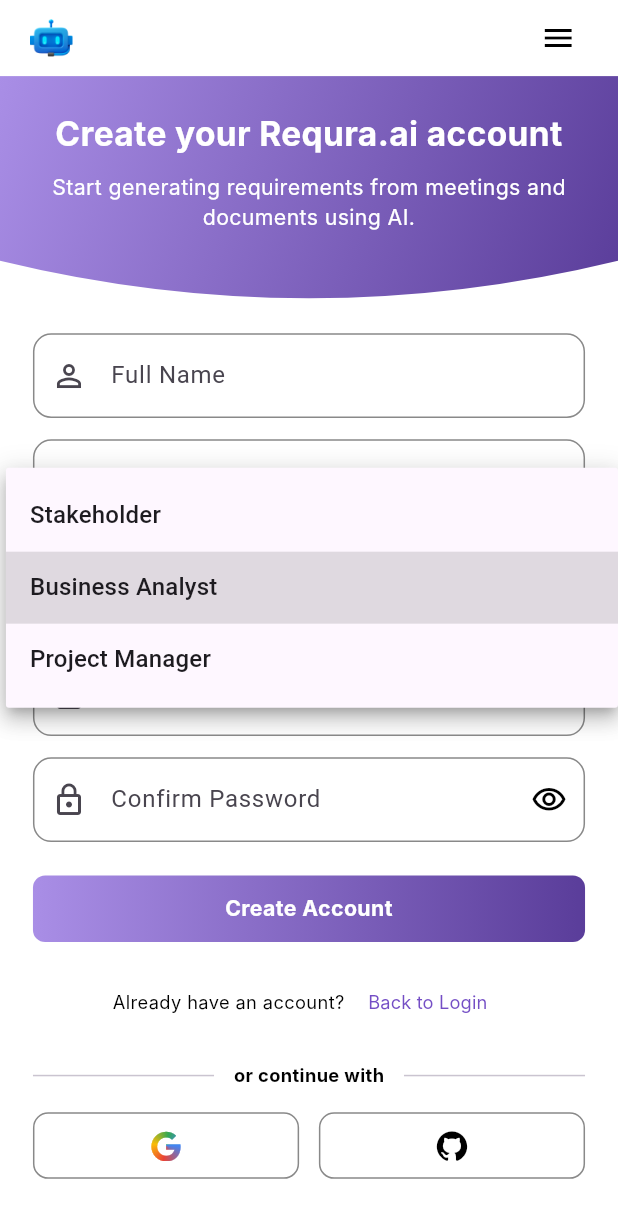
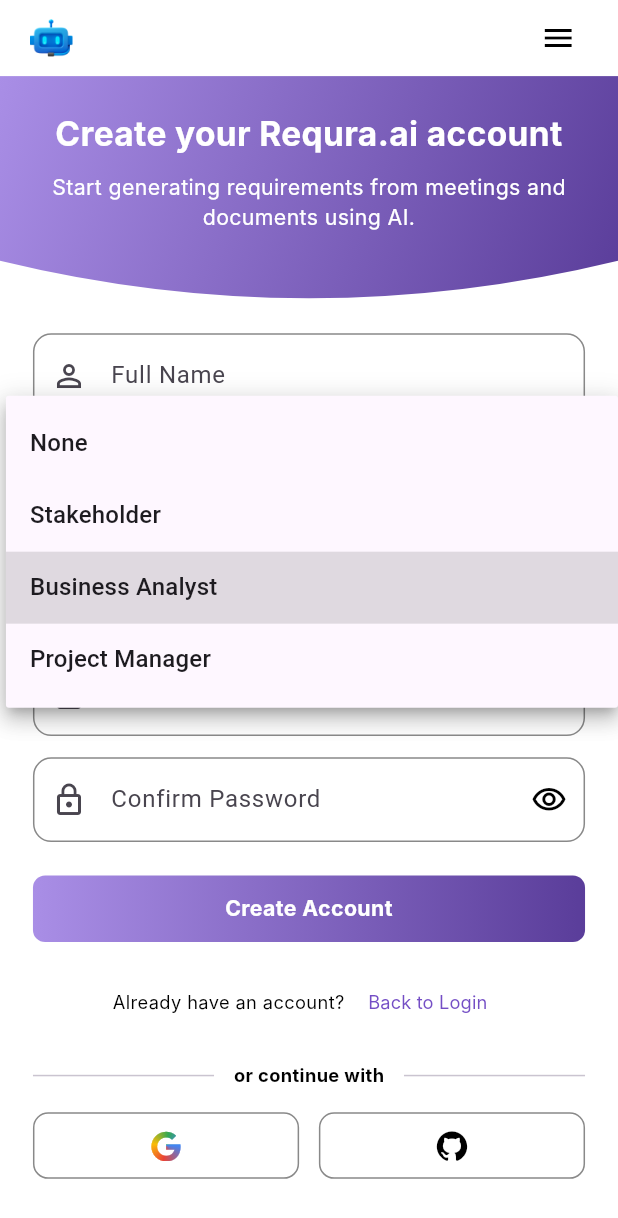
Before and after one commit to Requra/mobile, a Flutter app: the SignupScreen screen opened by its route, after a tap on "Business Analyst", on a phone screen of 412 x 824 dp. Shown: the top 1218 px of the screen. Run offline on Flutter 3.47's test engine with Material 3 defaults, Android fonts, the phone set to English and light mode, and no system bars; our stand-ins replace dartz, dio, equatable, file_picker, flutter_bloc, flutter_screenutil and 7 more; accounts and stored records are empty; Roboto replaces fonts that are missing (Inter).

Commit message:
solve the error in role in signup

```diff
--- a/lib/features/auth/data/services/auth_service.dart
+++ b/lib/features/auth/data/services/auth_service.dart
@@ -73,7 +73,7 @@
     required String email,
     required String password,
     required String confirmPassword,
-    required int role,
+    required String role,
   }) {
     return _post(
       endpoint: ApiConstants.signup,
--- a/lib/features/auth/presentation/cubit/auth_cubit.dart
+++ b/lib/features/auth/presentation/cubit/auth_cubit.dart
@@ -100,7 +100,7 @@
     required String email,
     required String password,
     required String confirmPassword,
-    required int role,
+    required String role,
   }) async {
     if (state is AuthLoading) return;
     emit(const AuthLoading());
--- a/lib/screens/auth/signup_screen.dart
+++ b/lib/screens/auth/signup_screen.dart
@@ -31,8 +31,7 @@
   // Local-only UI state: inline field errors and password-checklist visibility.
   // AuthCubit never sees these; they are pure presentation concerns.
   bool _passwordTypingStarted = false;
-  int _selectedRole =
-      1; // 0 = Stakeholder, 1 = BusinessAnalyst, 2 = ProjectManager
+  String _selectedRole = 'BusinessAnalyst';
   String? _fullNameError;
   String? _emailError;
   String? _passwordError;
@@ -193,7 +192,7 @@
                         errorText: _emailError,
                       ),
                       SizedBox(height: 14.h),
-                      DropdownButtonFormField<int>(
+                      DropdownButtonFormField<String>(
                         value: _selectedRole,
                         decoration: InputDecoration(
                           prefixIcon: Icon(
@@ -231,19 +230,23 @@
                         ),
                         items: const [
                           DropdownMenuItem(
-                            value: 0,
+                            value: 'None',
+                            child: Text('None'),
+                          ),
+                          DropdownMenuItem(
+                            value: 'Stakeholder',
                             child: Text('Stakeholder'),
                           ),
                           DropdownMenuItem(
-                            value: 1,
+                            value: 'BusinessAnalyst',
                             child: Text('Business Analyst'),
                           ),
                           DropdownMenuItem(
-                            value: 2,
+                            value: 'ProjectManager',
                             child: Text('Project Manager'),
                           ),
                         ],
-                        onChanged: (int? newValue) {
+                        onChanged: (String? newValue) {
                           if (newValue != null) {
                             setState(() {
                               _selectedRole = newValue;
```
